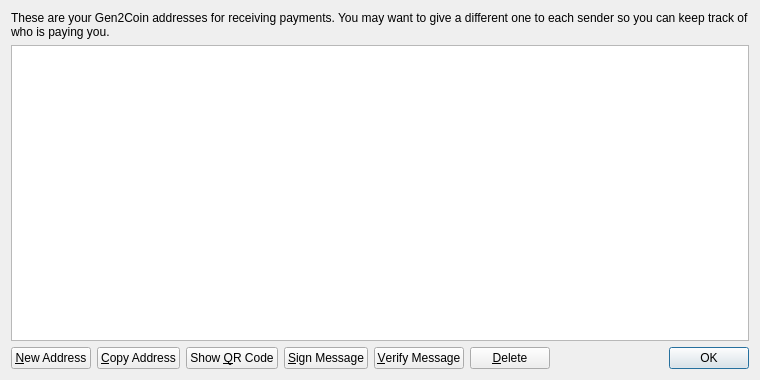
The window that src/qt/forms/addressbookpage.ui (G2C/G2C) describes before a commit, drawn with Qt 5.
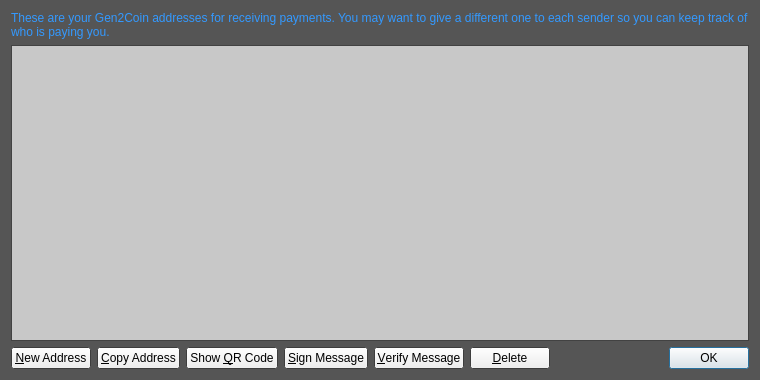
The same window after the commit. Icons and pictures are not drawn.

The edit to the form file:
```diff
--- a/src/qt/forms/addressbookpage.ui
+++ b/src/qt/forms/addressbookpage.ui
@@ -10,6 +10,97 @@
     <height>380</height>
    </rect>
   </property>
+  <property name="palette">
+   <palette>
+    <active>
+     <colorrole role="WindowText">
+      <brush brushstyle="SolidPattern">
+       <color alpha="255">
+        <red>51</red>
+        <green>153</green>
+        <blue>255</blue>
+       </color>
+      </brush>
+     </colorrole>
+     <colorrole role="Base">
+      <brush brushstyle="SolidPattern">
+       <color alpha="255">
+        <red>200</red>
+        <green>200</green>
+        <blue>200</blue>
+       </color>
+      </brush>
+     </colorrole>
+     <colorrole role="Window">
+      <brush brushstyle="SolidPattern">
+       <color alpha="255">
+        <red>85</red>
+        <green>85</green>
+        <blue>85</blue>
+       </color>
+      </brush>
+     </colorrole>
+    </active>
+    <inactive>
+     <colorrole role="WindowText">
+      <brush brushstyle="SolidPattern">
+       <color alpha="255">
+        <red>51</red>
+        <green>153</green>
+        <blue>255</blue>
+       </color>
+      </brush>
+     </colorrole>
+     <colorrole role="Base">
+      <brush brushstyle="SolidPattern">
+       <color alpha="255">
+        <red>200</red>
+        <green>200</green>
+        <blue>200</blue>
+       </color>
+      </brush>
+     </colorrole>
+     <colorrole role="Window">
+      <brush brushstyle="SolidPattern">
+       <color alpha="255">
+        <red>85</red>
+        <green>85</green>
+        <blue>85</blue>
+       </color>
+      </brush>
+     </colorrole>
+    </inactive>
+    <disabled>
+     <colorrole role="WindowText">
+      <brush brushstyle="SolidPattern">
+       <color alpha="255">
+        <red>120</red>
+        <green>120</green>
+        <blue>120</blue>
+       </color>
+      </brush>
+     </colorrole>
+     <colorrole role="Base">
+      <brush brushstyle="SolidPattern">
+       <color alpha="255">
+        <red>85</red>
+        <green>85</green>
+        <blue>85</blue>
+       </color>
+      </brush>
+     </colorrole>
+     <colorrole role="Window">
+      <brush brushstyle="SolidPattern">
+       <color alpha="255">
+        <red>85</red>
+        <green>85</green>
+        <blue>85</blue>
+       </color>
+      </brush>
+     </colorrole>
+    </disabled>
+   </palette>
+  </property>
   <property name="windowTitle">
    <string>Address Book</string>
   </property>
```
